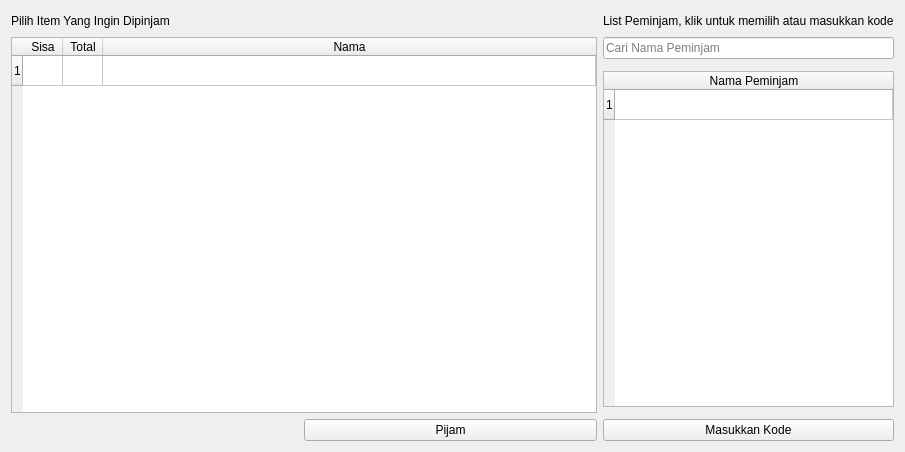
Qt form Ui/main.ui (vrw93/Inventory-App) before a commit.
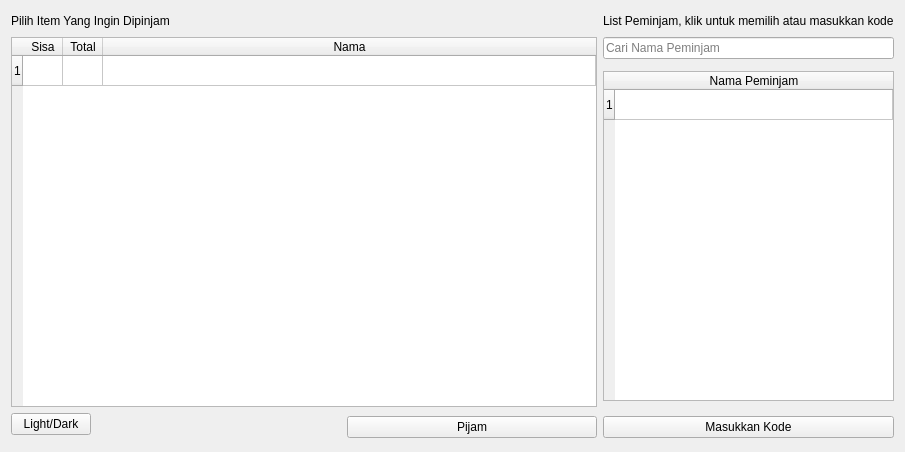
The same form after that commit.

Commit message: Add Theme Switcher Feature

```diff
--- a/Ui/main.ui
+++ b/Ui/main.ui
@@ -19,14 +19,87 @@
      <property name="sizeConstraint">
       <enum>QLayout::SizeConstraint::SetDefaultConstraint</enum>
      </property>
-     <item row="1" column="3">
+     <item row="6" column="4" rowspan="2">
+      <widget class="QPushButton" name="CodeBtn">
+       <property name="text">
+        <string>Masukkan Kode</string>
+       </property>
+      </widget>
+     </item>
+     <item row="2" column="4">
+      <widget class="QLineEdit" name="SearchBar">
+       <property name="text">
+        <string/>
+       </property>
+       <property name="placeholderText">
+        <string>Cari Nama Peminjam</string>
+       </property>
+      </widget>
+     </item>
+     <item row="4" column="5">
+      <layout class="QGridLayout" name="gridLayout_2"/>
+     </item>
+     <item row="1" column="4">
       <widget class="QLabel" name="borrowLabel">
        <property name="text">
         <string>List Peminjam, klik untuk memilih atau masukkan kode</string>
        </property>
       </widget>
      </item>
-     <item row="2" column="0" rowspan="4" colspan="3">
+     <item row="4" column="4">
+      <widget class="QTableWidget" name="ItemSelect_2">
+       <attribute name="horizontalHeaderStretchLastSection">
+        <bool>true</bool>
+       </attribute>
+       <row/>
+       <column>
+        <property name="text">
+         <string>Nama Peminjam</string>
+        </property>
+       </column>
+      </widget>
+     </item>
+     <item row="1" column="2">
+      <spacer name="horizontalSpacer_2">
+       <property name="orientation">
+        <enum>Qt::Orientation::Horizontal</enum>
+       </property>
+       <property name="sizeHint" stdset="0">
+        <size>
+         <width>40</width>
+         <height>20</height>
+        </size>
+       </property>
+      </spacer>
+     </item>
+     <item row="6" column="1" rowspan="2">
+      <spacer name="horizontalSpacer">
+       <property name="orientation">
+        <enum>Qt::Orientation::Horizontal</enum>
+       </property>
+       <property name="sizeHint" stdset="0">
+        <size>
+         <width>40</width>
+         <height>20</height>
+        </size>
+       </property>
+      </spacer>
+     </item>
+     <item row="6" column="2" rowspan="2" colspan="2">
+      <widget class="QPushButton" name="PijamBtn">
+       <property name="text">
+        <string>Pijam</string>
+       </property>
+      </widget>
+     </item>
+     <item row="6" column="0">
+      <widget class="QPushButton" name="ThemeSwitcher">
+       <property name="text">
+        <string>Light/Dark</string>
+       </property>
+      </widget>
+     </item>
+     <item row="2" column="0" rowspan="4" colspan="4">
       <widget class="QTableWidget" name="ItemSelect">
        <property name="sizeAdjustPolicy">
         <enum>QAbstractScrollArea::SizeAdjustPolicy::AdjustToContents</enum>
@@ -95,79 +168,13 @@
        </item>
       </widget>
      </item>
-     <item row="4" column="3">
-      <widget class="QTableWidget" name="ItemSelect_2">
-       <attribute name="horizontalHeaderStretchLastSection">
-        <bool>true</bool>
-       </attribute>
-       <row/>
-       <column>
-        <property name="text">
-         <string>Nama Peminjam</string>
-        </property>
-       </column>
-      </widget>
-     </item>
-     <item row="2" column="3">
-      <widget class="QLineEdit" name="SearchBar">
-       <property name="text">
-        <string/>
-       </property>
-       <property name="placeholderText">
-        <string>Cari Nama Peminjam</string>
-       </property>
-      </widget>
-     </item>
-     <item row="1" column="0">
+     <item row="1" column="0" colspan="2">
       <widget class="QLabel" name="label">
        <property name="text">
         <string>Pilih Item Yang Ingin Dipinjam</string>
        </property>
       </widget>
      </item>
-     <item row="4" column="4">
-      <layout class="QGridLayout" name="gridLayout_2"/>
-     </item>
-     <item row="6" column="3" rowspan="2">
-      <widget class="QPushButton" name="CodeBtn">
-       <property name="text">
-        <string>Masukkan Kode</string>
-       </property>
-      </widget>
-     </item>
-     <item row="6" column="0" rowspan="2">
-      <spacer name="horizontalSpacer">
-       <property name="orientation">
-        <enum>Qt::Orientation::Horizontal</enum>
-       </property>
-       <property name="sizeHint" stdset="0">
-        <size>
-         <width>40</width>
-         <height>20</height>
-        </size>
-       </property>
-      </spacer>
-     </item>
-     <item row="6" column="1" rowspan="2" colspan="2">
-      <widget class="QPushButton" name="PijamBtn">
-       <property name="text">
-        <string>Pijam</string>
-       </property>
-      </widget>
-     </item>
-     <item row="1" column="1">
-      <spacer name="horizontalSpacer_2">
-       <property name="orientation">
-        <enum>Qt::Orientation::Horizontal</enum>
-       </property>
-       <property name="sizeHint" stdset="0">
-        <size>
-         <width>40</width>
-         <height>20</height>
-        </size>
-       </property>
-      </spacer>
-     </item>
     </layout>
    </item>
   </layout>
```
The commit also changes 5 other files.
